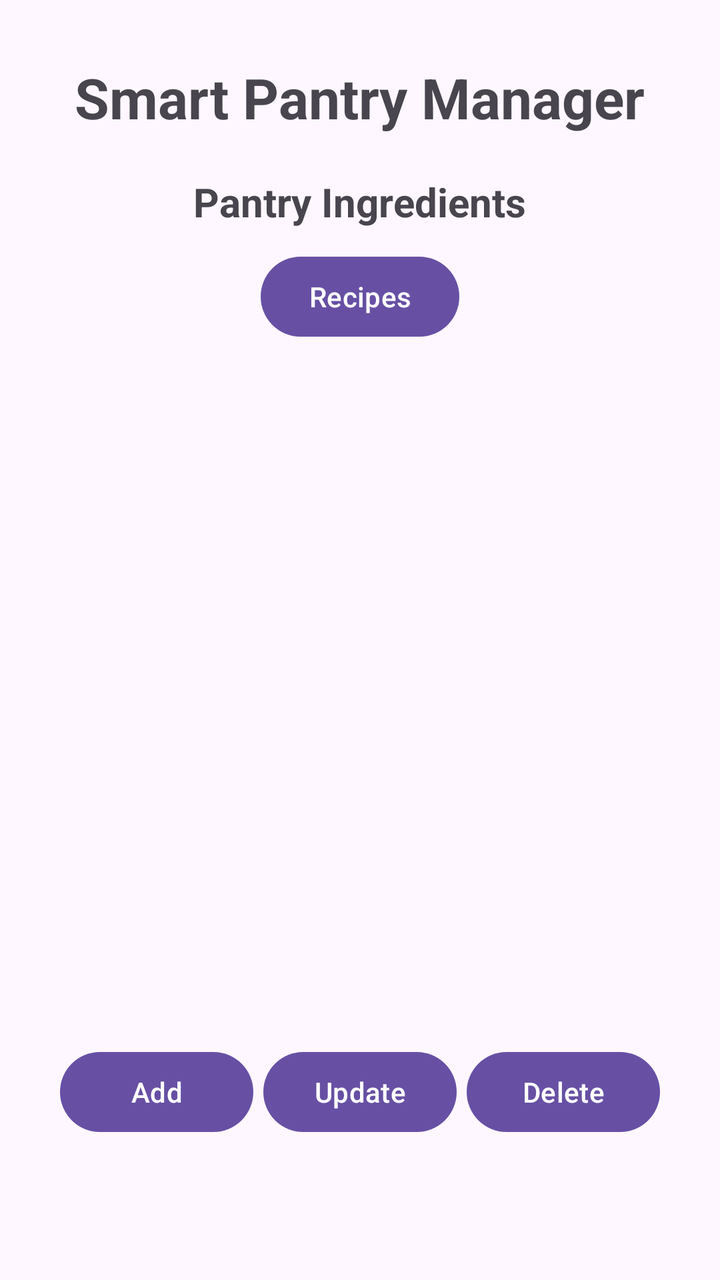
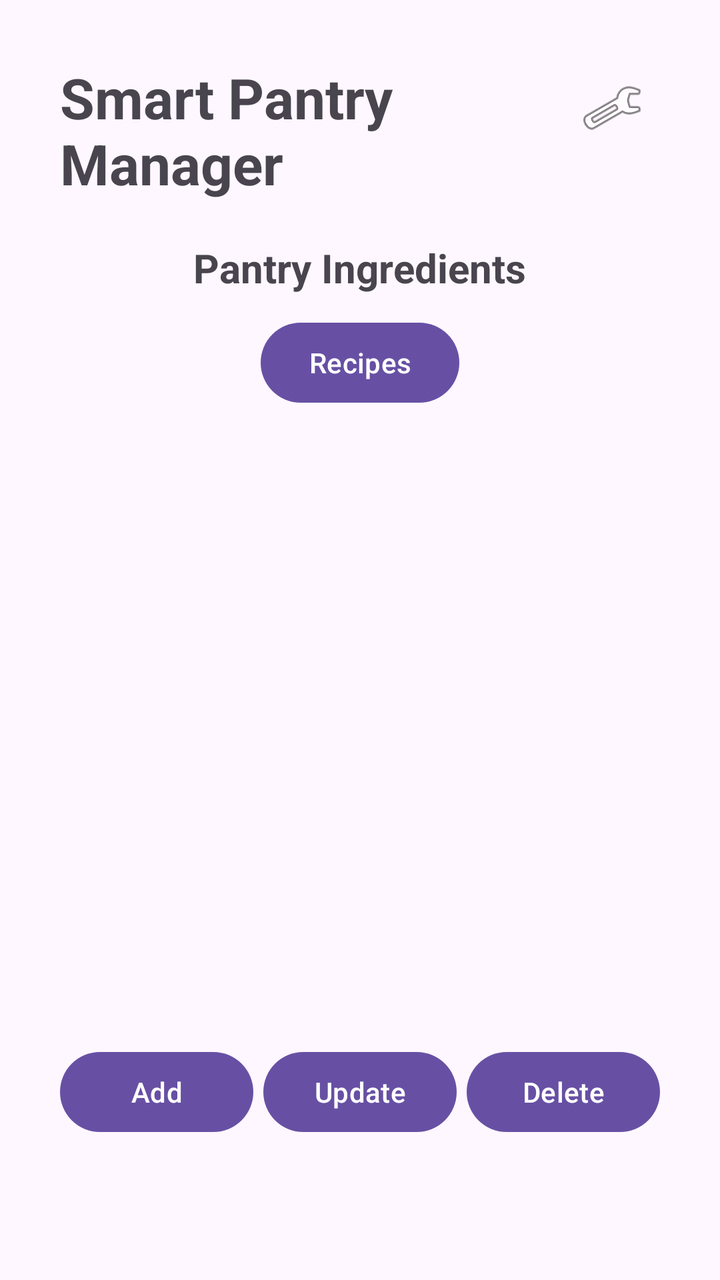

Screens rendered from an Android XML layout before and after an edit, with the pre-edit source and the edit as a unified diff.
<!-- AndroidManifest.xml: application theme Theme.SmartPantryManager -->
<!-- res/layout/activity_main.xml -->
<?xml version="1.0" encoding="utf-8"?>
<LinearLayout xmlns:android="http://schemas.android.com/apk/res/android"
    xmlns:app="http://schemas.android.com/apk/res-auto"
    xmlns:tools="http://schemas.android.com/tools"
    android:id="@+id/main"
    android:orientation="vertical"
    android:gravity="center"
    android:padding="30dp"
    android:layout_width="match_parent"
    android:layout_height="match_parent"
    tools:context=".MainActivity">

    <TextView
        android:id="@+id/Title"
        android:text="Smart Pantry Manager"
        android:textSize="28sp"
        android:textStyle="bold"
        android:layout_marginBottom="20dp"
        android:layout_width="wrap_content"
        android:layout_height="wrap_content" />

    <TextView
        android:id="@+id/Pantry"
        android:layout_width="wrap_content"
        android:layout_height="wrap_content"
        android:layout_marginBottom="10dp"
        android:text="Pantry Ingredients"
        android:textSize="20sp"
        android:textStyle="bold" />

    <Button
        android:id="@+id/btnRecipes"
        android:layout_width="wrap_content"
        android:layout_height="wrap_content"
        android:layout_marginBottom="20dp"
        android:text="Recipes" />

    <TextView
        android:id="@+id/EmptyMessage"
        android:text="Add ingredients to get started"
        android:textSize="16sp"
        android:gravity="bottom"
        android:visibility="gone"
        android:layout_weight="1"
        android:layout_width="wrap_content"
        android:layout_height="0dp" />

    <androidx.recyclerview.widget.RecyclerView
        android:id="@+id/recyclerIngredients"
        android:layout_weight="1"
        android:layout_width="match_parent"
        android:layout_height="0dp" />

    <LinearLayout
        android:orientation="horizontal"
        android:layout_marginBottom="20dp"
        android:layout_width="match_parent"
        android:layout_height="wrap_content">
    <Button
        android:id="@+id/btnAddIngredient"
        android:text="Add"
        android:layout_marginBottom="20dp"
        android:layout_marginEnd="5dp"
        android:layout_width="0dp"
        android:layout_height="wrap_content"
        android:layout_weight="1"/>
    <Button
        android:id="@+id/btnUpdateIngredient"
        android:text="Update"
        android:layout_marginBottom="20dp"
        android:layout_marginEnd="5dp"
        android:layout_width="0dp"
        android:layout_height="wrap_content"
        android:layout_weight="1"/>
    <Button
        android:id="@+id/btnDeleteIngredient"
        android:text="Delete"
        android:layout_marginBottom="20dp"
        android:layout_width="0dp"
        android:layout_height="wrap_content"
        android:layout_weight="1"/>

    </LinearLayout>

</LinearLayout>
<!-- resources referenced by this layout -->
<resources>
  <style name="Theme.SmartPantryManager" parent="Base.Theme.SmartPantryManager" />
  <style name="Base.Theme.SmartPantryManager" parent="Theme.Material3.DayNight.NoActionBar">
          
          
      </style>
</resources>

<!-- the commit's change to res/layout/activity_main.xml (unified diff, before → after) -->
@@ -10,14 +10,30 @@
     android:layout_height="match_parent"
     tools:context=".MainActivity">
 
-    <TextView
-        android:id="@+id/Title"
-        android:text="Smart Pantry Manager"
-        android:textSize="28sp"
-        android:textStyle="bold"
-        android:layout_marginBottom="20dp"
-        android:layout_width="wrap_content"
-        android:layout_height="wrap_content" />
+    <LinearLayout
+        android:orientation="horizontal"
+        android:layout_width="match_parent"
+        android:layout_height="wrap_content" >
+
+        <TextView
+            android:id="@+id/Title"
+            android:text="Smart Pantry Manager"
+            android:textSize="28sp"
+            android:textStyle="bold"
+            android:layout_marginBottom="20dp"
+            android:layout_weight="1"
+            android:layout_width="wrap_content"
+            android:layout_height="wrap_content" />
+
+        <ImageButton
+            android:id="@+id/btnSettings"
+            android:src="@android:drawable/ic_menu_manage"
+            android:background="@android:color/transparent"
+            android:layout_width="48dp"
+            android:layout_height="48dp" />
+
+    </LinearLayout>
+
 
     <TextView
         android:id="@+id/Pantry"
